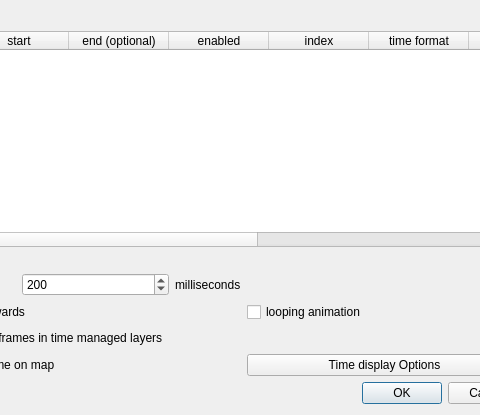
This is options.ui in anitagraser/TimeManager as Qt 5 draws it before an edit; both pictures show x 143 to 623 and y 0 to 415 of the 768 by 415 pixel window. The edited form follows.
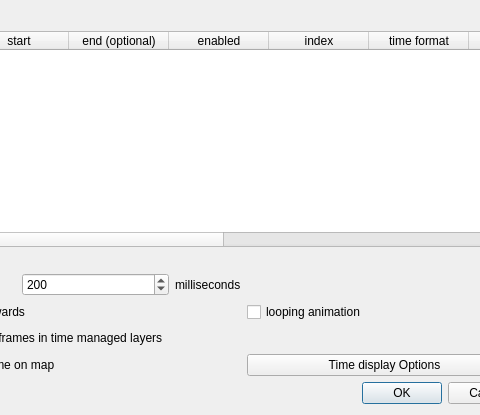
This is the edited form.

Commit message: Made it possible to ignore some layers for exporting frames

Patch:
```diff
--- a/options.ui
+++ b/options.ui
@@ -52,7 +52,7 @@
         </size>
        </property>
        <property name="columnCount">
-        <number>10</number>
+        <number>11</number>
        </property>
        <column>
         <property name="text">
@@ -101,7 +101,12 @@
        </column>
        <column>
         <property name="text">
-         <string>interpolation_mode</string>
+         <string>interp. mode</string>
+        </property>
+       </column>
+       <column>
+        <property name="text">
+         <string>ignore for detect empty</string>
         </property>
        </column>
       </widget>
```
The commit also changes 6 other files.
